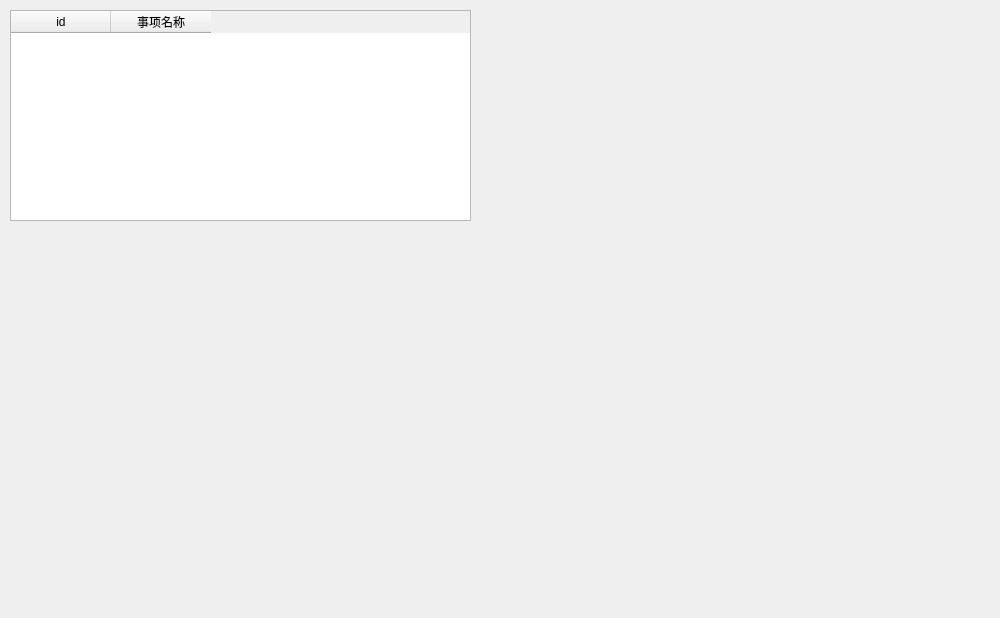
Arthur381/QTproject, file realProgect/dailymsy4.ui: the form before one commit.
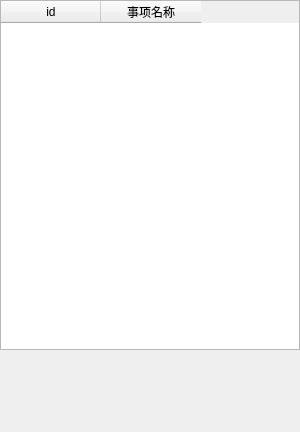
The form after the commit.

The edit to the form file:
```diff
--- a/realProgect/dailymsy4.ui
+++ b/realProgect/dailymsy4.ui
@@ -6,20 +6,20 @@
    <rect>
     <x>0</x>
     <y>0</y>
-    <width>1000</width>
-    <height>618</height>
+    <width>300</width>
+    <height>432</height>
    </rect>
   </property>
   <property name="minimumSize">
    <size>
-    <width>1000</width>
-    <height>618</height>
+    <width>300</width>
+    <height>432</height>
    </size>
   </property>
   <property name="maximumSize">
    <size>
-    <width>1000</width>
-    <height>618</height>
+    <width>300</width>
+    <height>432</height>
    </size>
   </property>
   <property name="windowTitle">
@@ -28,12 +28,24 @@
   <widget class="QTableWidget" name="iAndE">
    <property name="geometry">
     <rect>
-     <x>10</x>
-     <y>10</y>
-     <width>461</width>
-     <height>211</height>
+     <x>0</x>
+     <y>0</y>
+     <width>300</width>
+     <height>350</height>
     </rect>
    </property>
+   <property name="minimumSize">
+    <size>
+     <width>300</width>
+     <height>350</height>
+    </size>
+   </property>
+   <property name="maximumSize">
+    <size>
+     <width>300</width>
+     <height>350</height>
+    </size>
+   </property>
    <column>
     <property name="text">
      <string>id</string>
```
